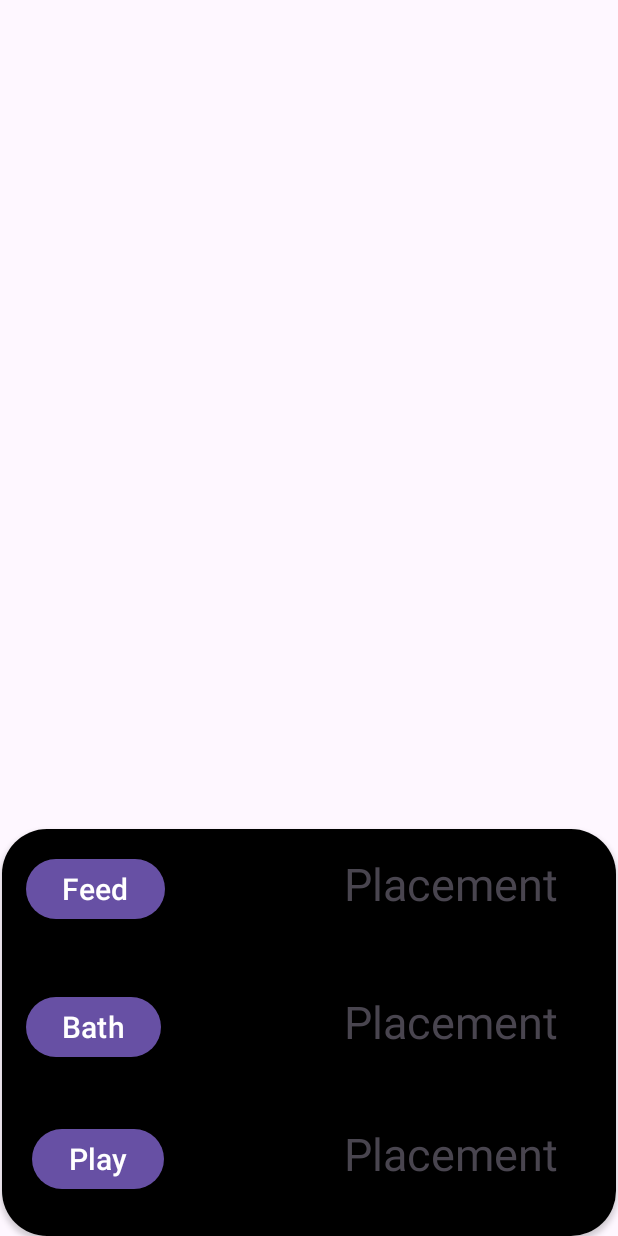
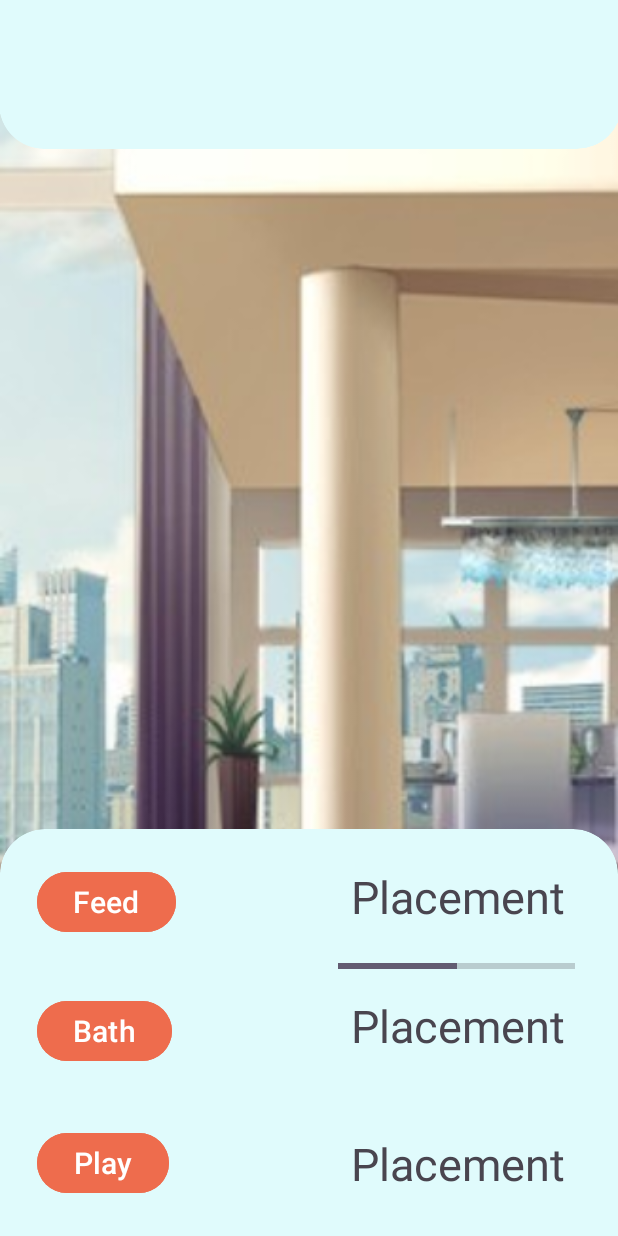
Before and after one commit to Adam-smh/IMAD-A2-st10458049, an Android app: the PetInteraction screen opened directly, with no data from a screen before it, on a phone screen of 412 x 824 dp. Run offline under Robolectric (Android 15) with nearby library versions, the phone set to English and light mode, and no system bars; 1 statement that could not run was skipped.

Commit message:
theme edit, ui overhaul

```diff
--- a/TamagotchiApp/app/src/main/java/com/example/tamagotchiapp/PetInteraction.kt
+++ b/TamagotchiApp/app/src/main/java/com/example/tamagotchiapp/PetInteraction.kt
@@ -15,25 +15,30 @@ class PetInteraction : AppCompatActivity() {
         super.onCreate(savedInstanceState)
         setContentView(R.layout.activity_pet_interaction)
 
+        //declare btn val
         val feedBtn = findViewById<Button>(R.id.feedBtn)
         val cleanBtn = findViewById<Button>(R.id.cleanBtn)
         val playBtn = findViewById<Button>(R.id.playBtn)
 
+        //declare text val
         val hungerStat = findViewById<TextView>(R.id.hungerStatus)
         val dirtyStat = findViewById<TextView>(R.id.dirtyStatus)
         val boredomStat = findViewById<TextView>(R.id.boredomStatus)
+        val petNameDis = findViewById<TextView>(R.id.petNameDis)
 
-        var sharedPreferences: SharedPreferences = this.getSharedPreferences("com.example.tamagotchiapp",
+        //sharedPreferences used to store data locally
+        val sharedPreferences: SharedPreferences = this.getSharedPreferences("com.example.tamagotchiapp",
             Context.MODE_PRIVATE)
 
+        //fetching petStatus from local storage using json
         val gson = Gson()
         val json: String? = sharedPreferences.getString("PetStatus", "")
         val petStatus: PetStatus = gson.fromJson(json, PetStatus::class.java)
 
+        //fetching petName from local storage
         var petName = sharedPreferences.getString("pet_name", "")
 
-        var petNameDis = findViewById<TextView>(R.id.petNameDis)
-
+        //displaying Pets name
         petNameDis.text = petName
 
         fun checkStatus(petStats: PetStatus){
@@ -79,21 +84,8 @@ class PetInteraction : AppCompatActivity() {
         }
         checkStatus(petStatus)
 
-        fun statSave(petStatus: PetStatus){
-
-            var sharedPreferences: SharedPreferences = this.getSharedPreferences("com.example.tamagotchiapp",
-                Context.MODE_PRIVATE)
-
-            val prefsEditor: SharedPreferences.Editor = sharedPreferences.edit()
-            val gson = Gson()
-            val json = gson.toJson(petStatus)
-            prefsEditor.putString("PetStatus", json)
-            prefsEditor.apply()
-        }
-
         val timer = object: CountDownTimer(30000, 1000) {
             override fun onTick(millisUntilFinished: Long) {
-
             }
 
             override fun onFinish() {
@@ -107,7 +99,7 @@ class PetInteraction : AppCompatActivity() {
                     petStatus.boredom++
                 }
                 checkStatus(petStatus)
-                statSave(petStatus)
+                statSave(petStatus, sharedPreferences)
                 this.start()
             }
         }
@@ -117,7 +109,7 @@ class PetInteraction : AppCompatActivity() {
             if (petStatus.hunger != 1) {
                 var res = feedPet(petStatus)
                 checkStatus(res)
-                statSave(res)
+                statSave(res, sharedPreferences)
                 timer.cancel()
                 timer.start()
             }else{
@@ -127,20 +119,19 @@ class PetInteraction : AppCompatActivity() {
         cleanBtn.setOnClickListener{
             if (petStatus.dirty != 1){
                 var res = cleanPet(petStatus)
-                    checkStatus(res)
-                    statSave(res)
-                    timer.cancel()
-                    timer.start()
+                checkStatus(res)
+                statSave(res, sharedPreferences)
+                timer.cancel()
+                timer.start()
             }else{
                 Toast.makeText(this,"$petName does not need a bath right now", Toast.LENGTH_LONG).show()
             }
-
         }
         playBtn.setOnClickListener{
             if (petStatus.boredom != 1){
                 var res = playPet(petStatus)
                 checkStatus(res)
-                statSave(res)
+                statSave(res, sharedPreferences)
                 timer.cancel()
                 timer.start()
             }else{
--- a/TamagotchiApp/app/src/main/res/layout/activity_pet_interaction.xml
+++ b/TamagotchiApp/app/src/main/res/layout/activity_pet_interaction.xml
@@ -4,7 +4,23 @@
     xmlns:tools="http://schemas.android.com/tools"
     android:layout_width="match_parent"
     android:layout_height="match_parent"
-    tools:context=".PetInteraction">
+    tools:context=".PetInteraction"
+    android:background="@drawable/gatchaBG2DayCrop"
+    >
+
+    <com.google.android.material.card.MaterialCardView
+        app:shapeAppearanceOverlay="@style/topCut"
+        app:cardBackgroundColor="@color/cardBG"
+        app:strokeWidth="0dp"
+        android:layout_width="415dp"
+        android:layout_height="99dp"
+        app:layout_constraintEnd_toEndOf="parent"
+        app:layout_constraintStart_toStartOf="parent"
+        app:layout_constraintTop_toTopOf="parent">
+
+        <androidx.constraintlayout.widget.ConstraintLayout
+            android:layout_width="match_parent"
+            android:layout_height="match_parent">
 
             <TextView
 
@@ -13,7 +29,7 @@
                 android:layout_width="142dp"
                 android:layout_height="47dp"
 
-        android:text=""
+                android:text="{petname}"
                 android:textAlignment="center"
                 android:textSize="30sp"
 
@@ -21,14 +37,17 @@
                 app:layout_constraintEnd_toEndOf="parent"
                 app:layout_constraintHorizontal_bias="0.498"
                 app:layout_constraintStart_toStartOf="parent"
-        app:layout_constraintTop_toTopOf="parent"
-        app:layout_constraintVertical_bias="0.036" />
+                app:layout_constraintTop_toTopOf="parent" />
+        </androidx.constraintlayout.widget.ConstraintLayout>
+    </com.google.android.material.card.MaterialCardView>
 
-    <androidx.cardview.widget.CardView
-        android:layout_width="409dp"
+
+    <com.google.android.material.card.MaterialCardView
+        app:shapeAppearanceOverlay="@style/botCut"
+        android:layout_width="match_parent"
         android:layout_height="271dp"
-        android:background="@color/black"
-        app:cardCornerRadius="30dp"
+        app:cardBackgroundColor="@color/cardBG"
+        app:strokeWidth="0dp"
 
         app:layout_constraintBottom_toBottomOf="parent"
         app:layout_constraintEnd_toEndOf="parent"
@@ -36,17 +55,18 @@
 
         <androidx.constraintlayout.widget.ConstraintLayout
             android:layout_width="match_parent"
-            android:layout_height="match_parent"
-            android:background="@color/black">
+            android:layout_height="match_parent">
 
             <Button
 
                 android:id="@+id/feedBtn"
+
                 android:layout_width="wrap_content"
                 android:layout_height="wrap_content"
+                android:layout_marginStart="16dp"
 
-                android:layout_marginStart="16dp"
                 android:layout_marginTop="16dp"
+                android:backgroundTint="@color/btnBG"
                 android:text="Feed"
                 android:textAlignment="center"
                 android:textSize="20sp"
@@ -61,7 +81,7 @@
                 android:layout_height="48dp"
 
                 android:layout_marginTop="16dp"
-                android:layout_marginEnd="28dp"
+                android:layout_marginEnd="16dp"
                 android:text="Placement"
                 android:textAlignment="center"
                 android:textSize="30sp"
@@ -69,17 +89,25 @@
                 app:layout_constraintTop_toTopOf="parent" />
 
             <Button
+
                 android:id="@+id/cleanBtn"
+
                 android:layout_width="wrap_content"
                 android:layout_height="wrap_content"
+                android:layout_marginStart="16dp"
+                android:layout_marginTop="12dp"
+                android:backgroundTint="@color/btnBG"
 
-                android:layout_marginStart="16dp"
-                android:layout_marginTop="44dp"
                 android:text="Bath"
                 android:textAlignment="center"
                 android:textSize="20sp"
+
+                app:layout_constraintBottom_toTopOf="@+id/playBtn"
                 app:layout_constraintStart_toStartOf="parent"
-                app:layout_constraintTop_toBottomOf="@+id/feedBtn" />
+                app:layout_constraintTop_toBottomOf="@+id/feedBtn"
+                app:layout_constraintVertical_bias="0.393" />
+
+
 
             <TextView
 
@@ -87,28 +115,32 @@
                 android:layout_width="163dp"
                 android:layout_height="48dp"
 
-                android:layout_marginTop="44dp"
-                android:layout_marginEnd="28dp"
+                android:layout_marginTop="24dp"
+                android:layout_marginEnd="16dp"
                 android:text="Placement"
                 android:textAlignment="center"
                 android:textSize="30sp"
+                app:layout_constraintBottom_toTopOf="@+id/boredomStatus"
                 app:layout_constraintEnd_toEndOf="parent"
-                app:layout_constraintTop_toBottomOf="@+id/hungerStatus" />
+                app:layout_constraintTop_toBottomOf="@+id/hungerStatus"
+                app:layout_constraintVertical_bias="0.245" />
 
             <Button
 
                 android:id="@+id/playBtn"
+
                 android:layout_width="wrap_content"
                 android:layout_height="wrap_content"
+                android:layout_marginStart="16dp"
 
-                android:layout_marginStart="20dp"
+                android:layout_marginBottom="16dp"
+                android:backgroundTint="@color/btnBG"
                 android:text="Play"
                 android:textAlignment="center"
                 android:textSize="20sp"
                 app:layout_constraintBottom_toBottomOf="parent"
-                app:layout_constraintStart_toStartOf="parent"
-                app:layout_constraintTop_toBottomOf="@+id/cleanBtn"
-                app:layout_constraintVertical_bias="0.597" />
+                app:layout_constraintStart_toStartOf="parent" />
+
 
             <TextView
 
@@ -116,13 +148,29 @@
                 android:layout_width="163dp"
                 android:layout_height="48dp"
 
-                android:layout_marginTop="40dp"
-                android:layout_marginEnd="28dp"
+                android:layout_marginEnd="16dp"
+                android:layout_marginBottom="12dp"
                 android:text="Placement"
                 android:textAlignment="center"
                 android:textSize="30sp"
+                app:layout_constraintBottom_toBottomOf="parent"
+                app:layout_constraintEnd_toEndOf="parent" />
+
+            <ProgressBar
+
+                android:max="3"
+                android:min="1"
+
+                android:progress="2"
+
+                android:id="@+id/progressBar"
+                style="?android:attr/progressBarStyleHorizontal"
+                android:layout_width="158dp"
+                android:layout_height="18dp"
+                android:layout_marginEnd="20dp"
+                app:layout_constraintBottom_toTopOf="@+id/dirtyStatus"
                 app:layout_constraintEnd_toEndOf="parent"
-                app:layout_constraintTop_toBottomOf="@+id/dirtyStatus" />
+                app:layout_constraintTop_toBottomOf="@+id/hungerStatus" />
         </androidx.constraintlayout.widget.ConstraintLayout>
-    </androidx.cardview.widget.CardView>
+    </com.google.android.material.card.MaterialCardView>
 </androidx.constraintlayout.widget.ConstraintLayout>
--- a/TamagotchiApp/app/src/main/res/values/colors.xml
+++ b/TamagotchiApp/app/src/main/res/values/colors.xml
@@ -2,4 +2,8 @@
 <resources>
     <color name="black">#FF000000</color>
     <color name="white">#FFFFFFFF</color>
+    <color name="cardBG">#E0FBFC</color>
+    <color name="btnBG">#EE6C4D</color>
+    <color name="midStat">#FF8200</color>
+    <color name="lowStat">#FF0000</color>
 </resources>
--- a/TamagotchiApp/app/src/main/res/values/themes.xml
+++ b/TamagotchiApp/app/src/main/res/values/themes.xml
@@ -5,5 +5,27 @@
         <!-- <item name="colorPrimary">@color/my_light_primary</item> -->
     </style>
 
+    <style name="botCut" parent="">
+        <item name="cornerFamily">rounded</item>
+        <item name="cornerSizeTopRight">30dp</item>
+        <item name="cornerSizeTopLeft">30dp</item>
+        <item name="cornerSizeBottomRight">0dp</item>
+        <item name="cornerSizeBottomLeft">0dp</item>
+    </style>
+
+    <style name="topCut" parent="">
+        <item name="cornerFamily">rounded</item>
+        <item name="cornerSizeTopRight">0dp</item>
+        <item name="cornerSizeTopLeft">0dp</item>
+        <item name="cornerSizeBottomRight">30dp</item>
+        <item name="cornerSizeBottomLeft">30dp</item>
+    </style>
+
+    <style name="btnStyle" parent="android:style/Widget.Button">
+        <item name="android:backgroundTint">@color/btnBG</item>
+    </style>
+
     <style name="Theme.TamagotchiApp" parent="Base.Theme.TamagotchiApp" />
+
+
 </resources>
```
Also changed, not shown: TamagotchiApp/app/src/main/java/com/example/tamagotchiapp/InitPage.kt (+4 -15 lines), TamagotchiApp/app/src/main/java/com/example/tamagotchiapp/MainActivity.kt (+10 -2 lines), TamagotchiApp/app/src/main/java/com/example/tamagotchiapp/PetActions.kt (+32 -2 lines), TamagotchiApp/app/src/main/res/drawable/square.xml (added, +19 -0 lines), TamagotchiApp/app/src/main/res/drawable/gatchaBG2DayCrop.jpg (added). Lines whose indentation alone changed are shown as unchanged.
